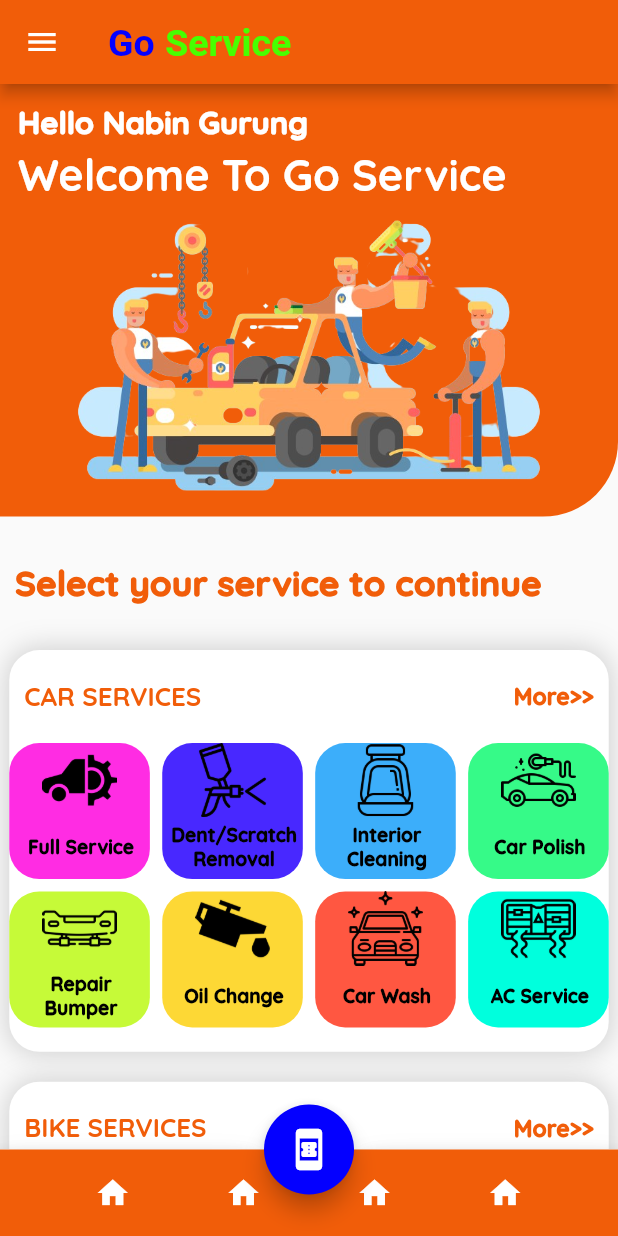
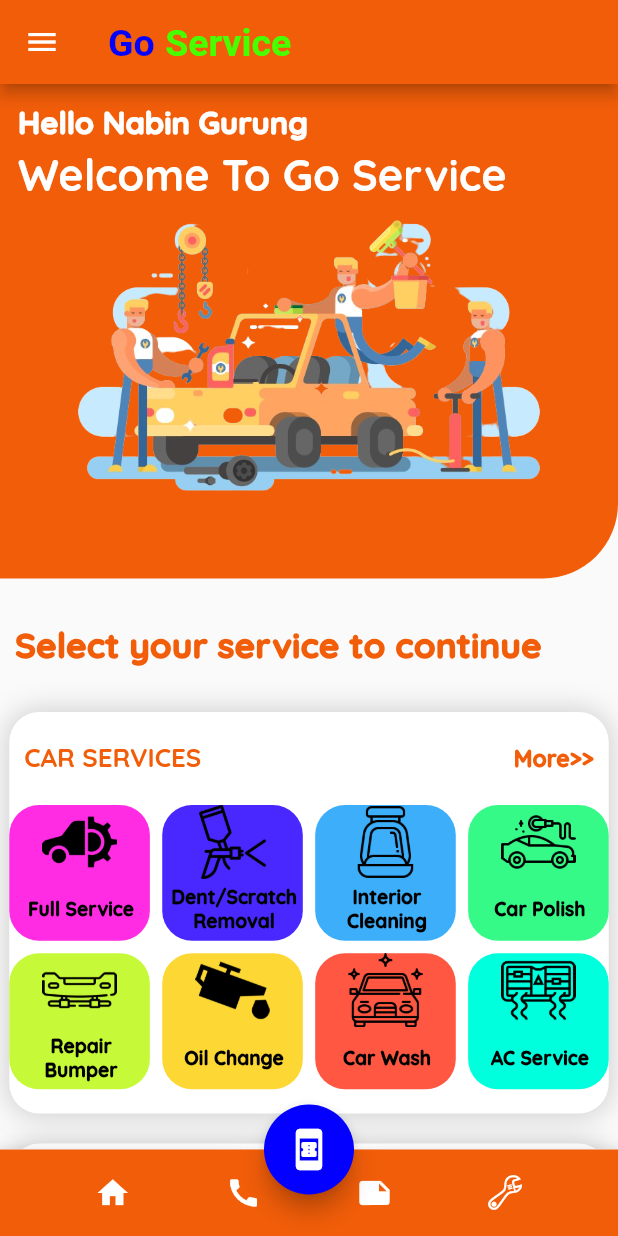
Before and after one commit to NabinGrz/Flutter_Bike-Car_Service_UI, a Flutter app: the SelectUI screen opened directly, after a tap on "Next", on a phone screen of 412 x 824 dp. Run offline on Flutter 3.47's test engine with Material 2 defaults, Android fonts, the phone set to English and light mode, and no system bars; our stand-ins replace google_fonts, introduction_screen.

Commit message:
Second Commit

```diff
--- a/lib/main.dart
+++ b/lib/main.dart
@@ -96,7 +96,7 @@ class _IntroScreenUIState extends State<IntroScreenUI> {
                     borderRadius: BorderRadius.circular(20))),
             pages: getPages(),
             globalHeader: Padding(
-              padding: const EdgeInsets.all(12.0),
+              padding: const EdgeInsets.only(top: 35.0),
               child: Image.asset(
                 "assets/images/goservice.png",
               ),
--- a/lib/widgets/homepage.dart
+++ b/lib/widgets/homepage.dart
@@ -1,3 +1,4 @@
+import 'package:flutter/cupertino.dart';
 import 'package:flutter/material.dart';
 import 'package:google_fonts/google_fonts.dart';
 import 'package:service/drawer/drawer.dart';
@@ -69,34 +70,17 @@ class _MyHomePageState extends State<MyHomePage> {
                 color: Colors.white,
               ),
               Icon(
-                Icons.home,
+                Icons.call,
                 color: Colors.white,
               ),
               Icon(
-                Icons.home,
+                Icons.note,
                 color: Colors.white,
               ),
               Icon(
-                Icons.home,
+                CupertinoIcons.wrench,
                 color: Colors.white,
               ),
-              // BottomNavigationBarItem(
-              //     icon: IconButton(
-              //         onPressed: () {
-              //           Navigator.push(context,
-              //               MaterialPageRoute(builder: (Context) => Verify()));
-              //         },
-              //         icon: Icon(
-              //           Icons.car_repair,
-              //           color: Colors.white,
-              //         )),
-              //     label: "Profile"),
-              // BottomNavigationBarItem(
-              //     icon: Icon(
-              //       Icons.book_online,
-              //       color: Colors.white,
-              //     ),
-              //     label: "Chat"),
             ],
           ),
         ),
@@ -112,7 +96,7 @@ class _MyHomePageState extends State<MyHomePage> {
             children: <Widget>[
               Container(
                 width: MediaQuery.of(context).size.width,
-                height: MediaQuery.of(context).size.width * 0.7,
+                height: MediaQuery.of(context).size.width * 0.8,
                 decoration: BoxDecoration(
                     color: Color(0xffF15D09),
                     borderRadius: BorderRadius.only(
--- a/lib/widgets/select.dart
+++ b/lib/widgets/select.dart
@@ -42,7 +42,7 @@ class _SelectUIState extends State<SelectUI> {
                   alignment: Alignment.topCenter,
                   child: Padding(
                     padding: const EdgeInsets.symmetric(
-                        vertical: 30.0, horizontal: 20.0),
+                        vertical: 50.0, horizontal: 20.0),
                     child: Text(
                       "Select Service Type",
                       style: TextStyle(
```
Also changed, not shown: pubspec.lock.
